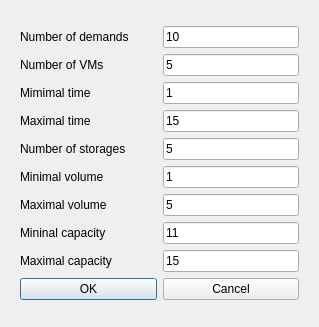
First picture: the form in DCGUI/Windows/RandomDemandDialog.ui, repository DanielZorin/DataCenters, before the edit.
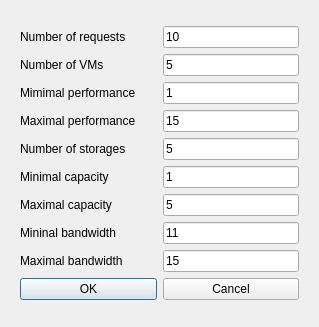
Second picture: the form after the edit.

```diff
--- a/DCGUI/Windows/RandomDemandDialog.ui
+++ b/DCGUI/Windows/RandomDemandDialog.ui
@@ -66,7 +66,7 @@
                </sizepolicy>
               </property>
               <property name="text">
-               <string>Number of demands</string>
+               <string>Number of requests</string>
               </property>
              </widget>
             </item>
@@ -86,7 +86,7 @@
                </sizepolicy>
               </property>
               <property name="text">
-               <string>Mimimal time</string>
+               <string>Mimimal performance</string>
               </property>
              </widget>
             </item>
@@ -99,7 +99,7 @@
                </sizepolicy>
               </property>
               <property name="text">
-               <string>Maximal time</string>
+               <string>Maximal performance</string>
               </property>
              </widget>
             </item>
@@ -119,7 +119,7 @@
                </sizepolicy>
               </property>
               <property name="text">
-               <string>Minimal volume</string>
+               <string>Minimal capacity</string>
               </property>
              </widget>
             </item>
@@ -132,21 +132,21 @@
                </sizepolicy>
               </property>
               <property name="text">
-               <string>Maximal volume</string>
+               <string>Maximal capacity</string>
               </property>
              </widget>
             </item>
             <item>
              <widget class="QLabel" name="label_9">
               <property name="text">
-               <string>Mininal capacity</string>
+               <string>Mininal bandwidth</string>
               </property>
              </widget>
             </item>
             <item>
              <widget class="QLabel" name="label_10">
               <property name="text">
-               <string>Maximal capacity</string>
+               <string>Maximal bandwidth</string>
               </property>
              </widget>
             </item>
```
Left out of the diff: 2 changed lines with no effect on the pictures.
